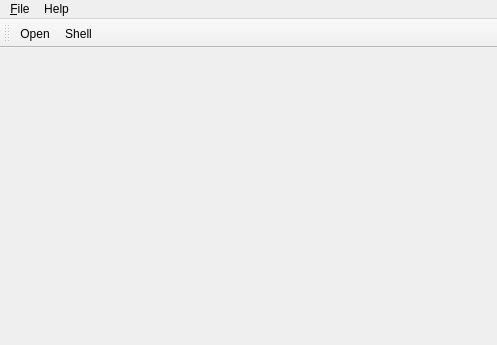
Old version of the form neuropy/neuropy.ui in the repository neuropy/neuropy.
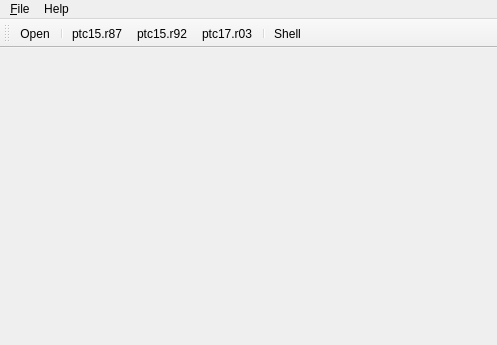
New version of the form. Icons and pictures are not drawn.

Patch:
```diff
--- a/neuropy/neuropy.ui
+++ b/neuropy/neuropy.ui
@@ -78,6 +78,11 @@
     <bool>false</bool>
    </attribute>
    <addaction name="actionOpen"/>
+   <addaction name="separator"/>
+   <addaction name="action_ptc15_r87"/>
+   <addaction name="action_ptc15_r92"/>
+   <addaction name="action_ptc17_r03"/>
+   <addaction name="separator"/>
    <addaction name="actionShell"/>
   </widget>
   <action name="actionOpen">
@@ -141,6 +146,27 @@
     <string>Drop into IPython shell at terminal</string>
    </property>
   </action>
+  <action name="action_ptc15_r87">
+   <property name="text">
+    <string>ptc15.r87</string>
+   </property>
+  </action>
+  <action name="action_ptc15_r92">
+   <property name="text">
+    <string>ptc15.r92</string>
+   </property>
+   <property name="toolTip">
+    <string>ptc15.r92</string>
+   </property>
+  </action>
+  <action name="action_ptc17_r03">
+   <property name="text">
+    <string>ptc17.r03</string>
+   </property>
+   <property name="toolTip">
+    <string>ptc15.r92</string>
+   </property>
+  </action>
  </widget>
  <resources/>
  <connections/>
```
Left out of the diff: 14 changed lines with no effect on the pictures.
